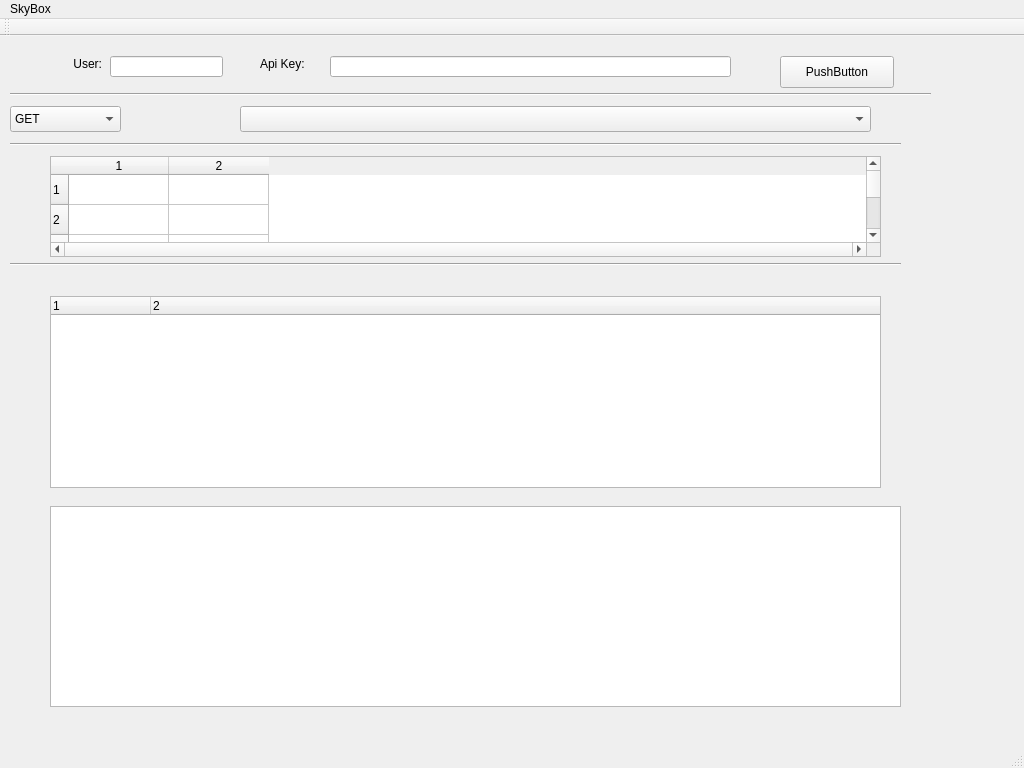
Above: skywindow.ui from oregon-tony/SkytapAPICommander before the change. Below: the same form after it.
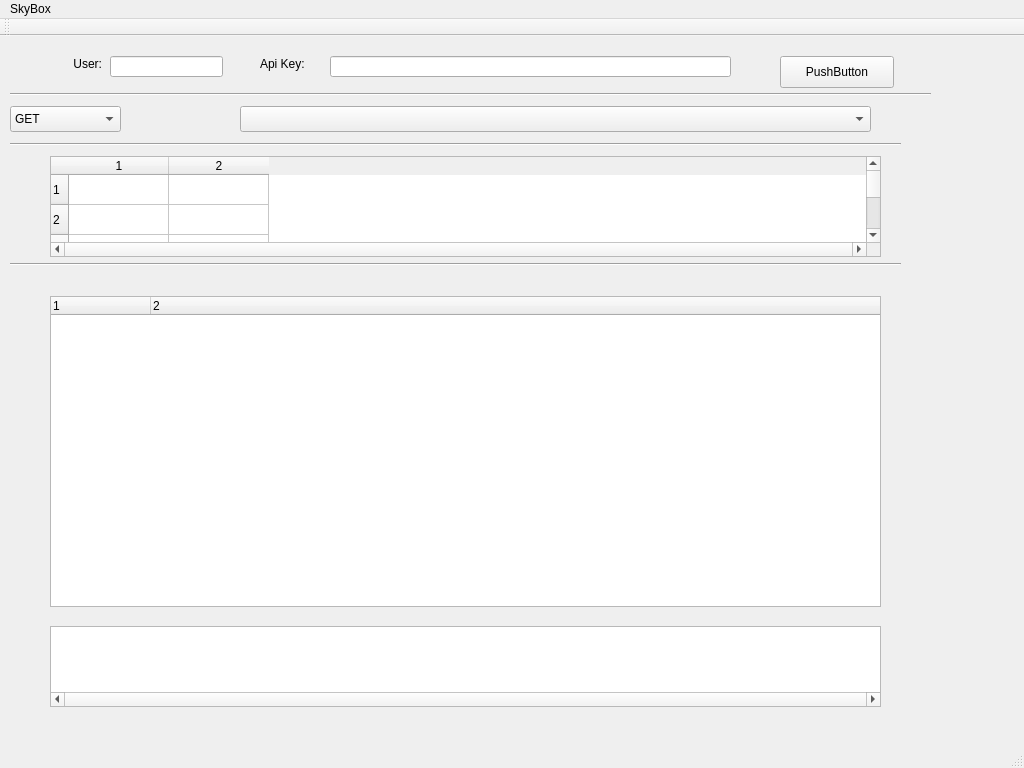
That is the form after the change.

Commit message: basic network get call working from dropdown

Diff of the .ui file:
```diff
--- a/skywindow.ui
+++ b/skywindow.ui
@@ -204,11 +204,14 @@
     <property name="geometry">
      <rect>
       <x>50</x>
-      <y>470</y>
-      <width>851</width>
-      <height>201</height>
+      <y>590</y>
+      <width>831</width>
+      <height>81</height>
      </rect>
     </property>
+    <property name="horizontalScrollBarPolicy">
+     <enum>Qt::ScrollBarAlwaysOn</enum>
+    </property>
    </widget>
    <widget class="QTreeWidget" name="treeWidget">
     <property name="geometry">
@@ -216,7 +219,7 @@
       <x>50</x>
       <y>260</y>
       <width>831</width>
-      <height>192</height>
+      <height>311</height>
      </rect>
     </property>
     <property name="columnCount">
```
Left out of the diff: 2 changed lines with no effect on the pictures. The commit also changes 2 other files.
